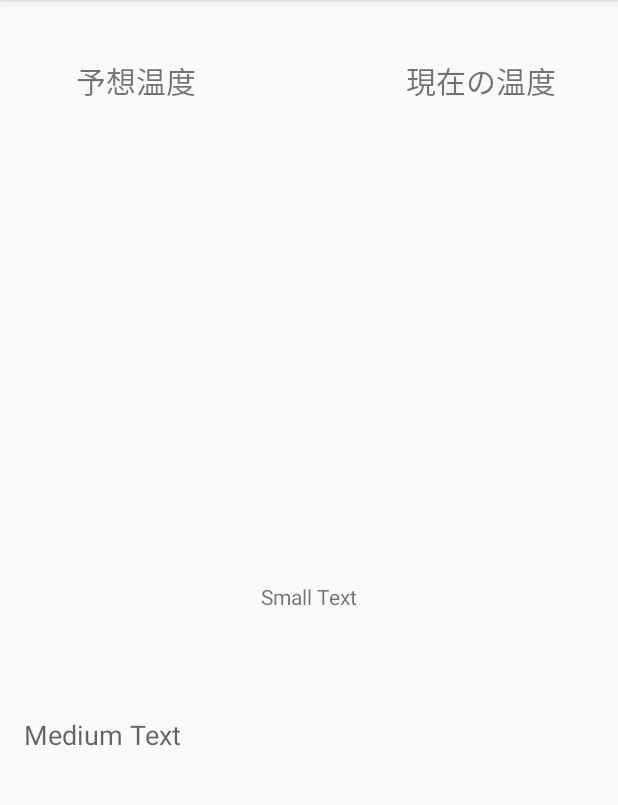
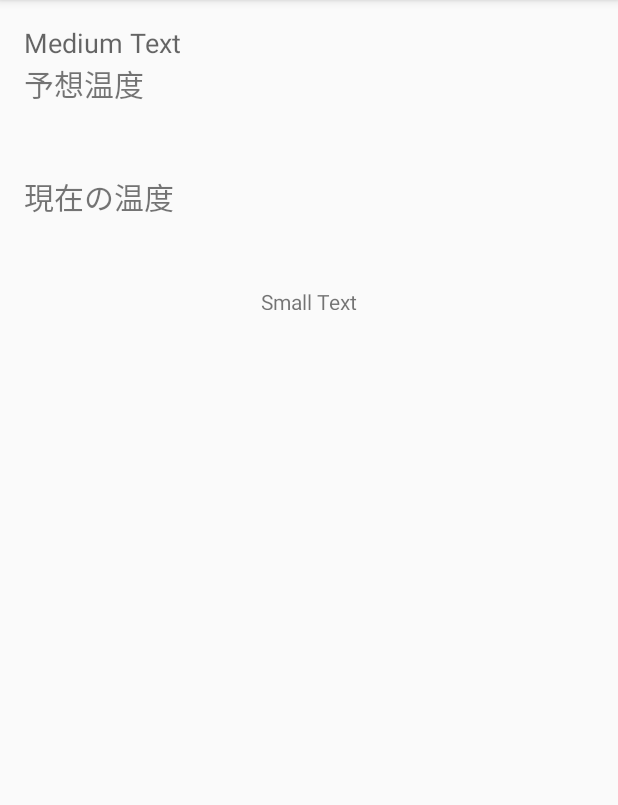
Before and after one commit to John-roboP/Smaon, an Android app: the MainActivity screen opened directly, with no data from a screen before it, on a phone screen of 412 x 824 dp, the part 84-889 px from its top. Run offline under Robolectric (Android 15) with nearby library versions, the phone set to English and light mode, and no system bars.

Commit message:
UIを変更
8/4

```diff
--- a/app/src/main/java/com/t_robop/smaon/MainActivity.java
+++ b/app/src/main/java/com/t_robop/smaon/MainActivity.java
@@ -46,11 +46,11 @@ public class MainActivity extends AppCompatActivity {
     protected void onCreate(Bundle savedInstanceState) {
         super.onCreate(savedInstanceState);
         setContentView(R.layout.activity_main);
-        txt3 = (TextView)findViewById(R.id.textView3);      //温度（ラズパイ）
+        txt3 = (TextView)findViewById(R.id.textView3);      //温度（OWM）
         txt = (TextView)findViewById(R.id.textView);
-        txt2 = (TextView)findViewById(R.id.textView2);      //温度（ホリエモン）
+        txt2 = (TextView)findViewById(R.id.textView2);
         txt5 = (TextView)findViewById(R.id.textView5);      //提案文
-        txt6 = (TextView)findViewById(R.id.textView6);
+        txt6 = (TextView)findViewById(R.id.textView6);      //温度（ラズパイ）
         txt4 = (TextView)findViewById(R.id.textView4);      //日付
         txt7 = (TextView)findViewById(R.id.textView7);      //天気（文）
         img = (ImageView)findViewById(R.id.imageView2);     //天気（図）
--- a/app/src/main/res/layout/activity_main.xml
+++ b/app/src/main/res/layout/activity_main.xml
@@ -1,6 +1,7 @@
 <?xml version="1.0" encoding="utf-8"?>
-<RelativeLayout xmlns:android="http://schemas.android.com/apk/res/android"
+<LinearLayout xmlns:android="http://schemas.android.com/apk/res/android"
     xmlns:tools="http://schemas.android.com/tools"
+    android:orientation="vertical"
     android:layout_width="match_parent"
     android:layout_height="match_parent"
     android:id="@+id/container"
@@ -8,97 +9,103 @@
     android:paddingLeft="@dimen/activity_horizontal_margin"
     android:paddingRight="@dimen/activity_horizontal_margin"
     android:paddingTop="@dimen/activity_vertical_margin"
-    tools:context="com.t_robop.smaon.MainActivity">
+    tools:context="com.t_robop.smaon.MainActivity"
+    android:weightSum="1">
+
+    <RelativeLayout
+        android:layout_width="wrap_content"
+        android:layout_height="wrap_content">
+        <TextView
+            android:layout_width="wrap_content"
+            android:layout_height="wrap_content"
+            android:textAppearance="?android:attr/textAppearanceMedium"
+            android:text="Medium Text"
+            android:id="@+id/textView4"
+            android:layout_alignParentLeft="true"
+            android:layout_alignParentStart="true" />
+    </RelativeLayout>
+
+    <LinearLayout
+        android:layout_width="wrap_content"
+        android:layout_height="wrap_content"
+        android:orientation="horizontal">
+        <TextView
+            android:layout_width="150dp"
+            android:layout_height="75dp"
+            android:textSize="20sp"
+            android:text="予想温度"
+            android:id="@+id/textView2"
+            android:layout_gravity="center"
+            android:textIsSelectable="false" />
 
         <TextView
-        android:layout_width="match_parent"
-        android:layout_height="50dp"
+            android:layout_width="150dp"
+            android:layout_height="75dp"
             android:textSize="30sp"
-        android:gravity="center"
             android:text=""
             android:id="@+id/textView3"
-        android:layout_gravity="center_vertical"
-        android:layout_alignParentLeft="true"
-        android:layout_alignParentStart="true"
-        android:layout_alignRight="@+id/textView2"
-        android:layout_alignEnd="@+id/textView2"
-        android:layout_below="@+id/textView2" />
+            android:layout_gravity="center" />
+    </LinearLayout>
 
+    <LinearLayout
+        android:layout_width="wrap_content"
+        android:layout_height="wrap_content">
         <TextView
             android:layout_width="150dp"
             android:layout_height="75dp"
             android:textSize="20sp"
             android:text="現在の温度"
             android:id="@+id/textView"
-        android:gravity="center"
-        android:layout_alignParentTop="true"
-        android:layout_alignParentRight="true"
-        android:layout_alignParentEnd="true" />
+            android:layout_gravity="center_vertical" />
 
         <TextView
             android:layout_width="150dp"
             android:layout_height="75dp"
-        android:textSize="20sp"
-        android:text="予想温度"
-        android:id="@+id/textView2"
+            android:textSize="30sp"
+            android:textAppearance="?android:attr/textAppearanceLarge"
+            android:text=""
+            android:id="@+id/textView6"
+            android:layout_gravity="center"/>
+    </LinearLayout>
+
+    <RelativeLayout
+        android:layout_width="match_parent"
+        android:layout_height="wrap_content"
+        android:layout_weight="0.50">
+        <ImageView
+            android:layout_width="100dp"
+            android:layout_height="100dp"
+            android:id="@+id/imageView2"
+            android:layout_gravity="center"
             android:gravity="center"
-        android:textIsSelectable="false"
-        android:layout_alignParentTop="true"
-        android:layout_alignParentLeft="true"
-        android:layout_alignParentStart="true" />
+            android:layout_centerHorizontal="true" />
 
         <TextView
-        android:layout_width="250dp"
-        android:layout_height="250dp"
-        android:textAppearance="?android:attr/textAppearanceLarge"
-        android:text=""
-        android:id="@+id/textView5"
-        android:layout_alignParentBottom="true"
-        android:layout_alignParentLeft="true"
-        android:layout_alignParentStart="true"
-        android:layout_alignRight="@+id/textView6"
-        android:layout_alignEnd="@+id/textView6" />
+            android:layout_width="150dp"
+            android:layout_height="15dp"
+            android:textAppearance="?android:attr/textAppearanceSmall"
+            android:gravity="center"
+            android:layout_gravity="center"
+            android:text="Small Text"
+            android:id="@+id/textView7"
+            android:layout_alignParentTop="true"
+            android:layout_centerHorizontal="true" />
+    </RelativeLayout>
 
+    <RelativeLayout
+        android:layout_width="wrap_content"
+        android:layout_height="177dp">
         <TextView
             android:layout_width="wrap_content"
             android:layout_height="wrap_content"
             android:textAppearance="?android:attr/textAppearanceSmall"
-        android:textSize="30sp"
-        android:gravity="center"
+            android:textSize="25sp"
+            android:layout_gravity="fill"
+            android:gravity="top"
             android:text=""
-        android:id="@+id/textView6"
+            android:id="@+id/textView5"
             android:layout_alignParentRight="true"
-        android:layout_alignParentEnd="true"
-        android:layout_alignBottom="@+id/textView3"
-        android:layout_alignLeft="@+id/textView"
-        android:layout_alignStart="@+id/textView"
-        android:layout_below="@+id/textView" />
+            android:layout_alignParentEnd="true" />
+    </RelativeLayout>
 
-    <ImageView
-        android:layout_width="70dp"
-        android:layout_height="70dp"
-        android:id="@+id/imageView2"
-        android:layout_gravity="center_vertical"
-        android:layout_above="@+id/textView4"
-        android:layout_centerHorizontal="true" />
-
-    <TextView
-        android:layout_width="wrap_content"
-        android:layout_height="wrap_content"
-        android:textAppearance="?android:attr/textAppearanceMedium"
-        android:text="Medium Text"
-        android:id="@+id/textView4"
-        android:layout_above="@+id/textView5"
-        android:layout_alignParentLeft="true"
-        android:layout_alignParentStart="true" />
-
-    <TextView
-        android:layout_width="wrap_content"
-        android:layout_height="wrap_content"
-        android:textAppearance="?android:attr/textAppearanceSmall"
-        android:text="Small Text"
-        android:id="@+id/textView7"
-        android:layout_above="@+id/imageView2"
-        android:layout_centerHorizontal="true" />
-
-</RelativeLayout>
+</LinearLayout>
```
Lines whose indentation alone changed are shown as unchanged.
